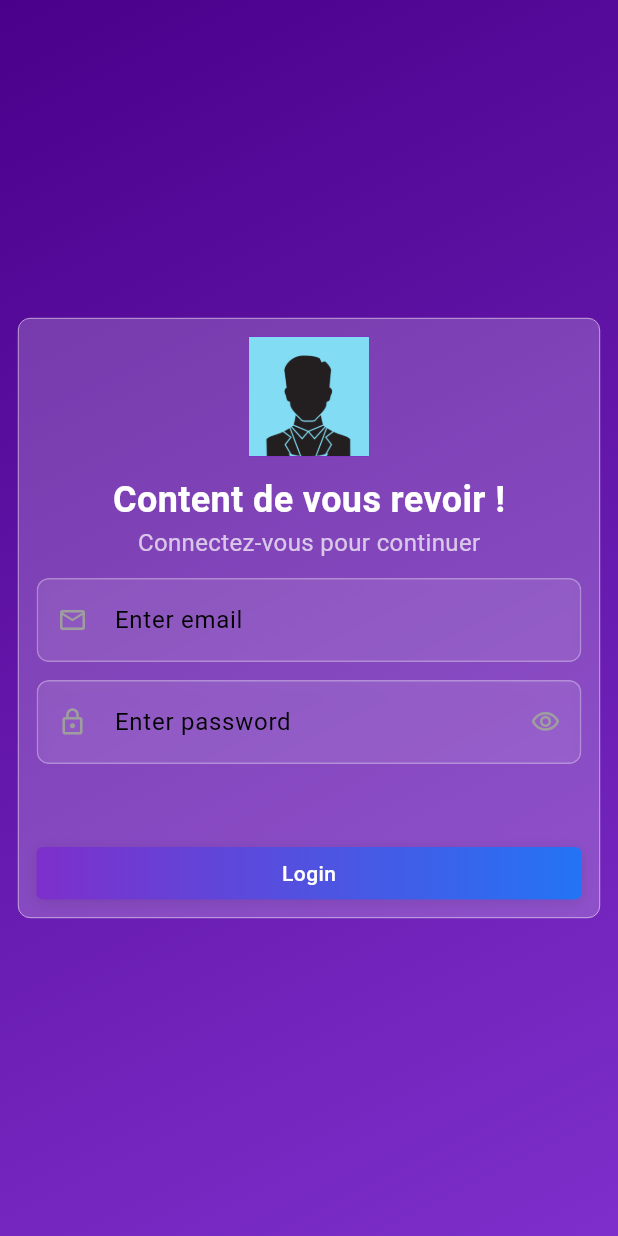
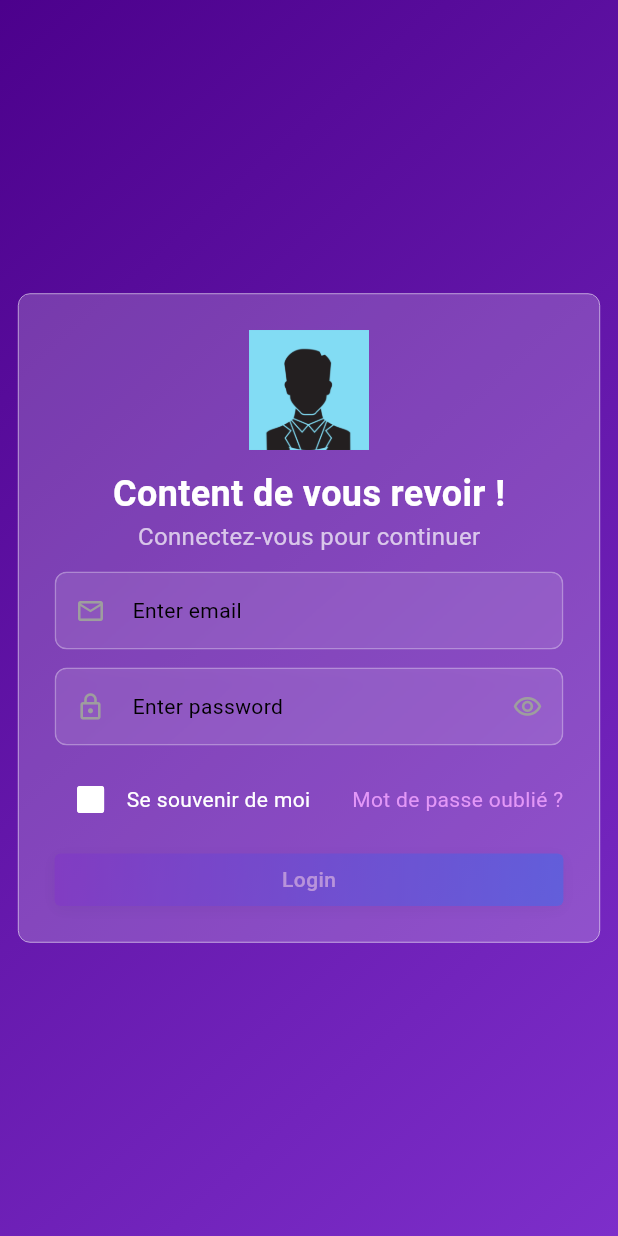
Before and after one commit to beyremagrebi/udemy-app-mobile, a Flutter app: the screen it shows after launch, on a phone screen of 412 x 824 dp. Run offline on Flutter 3.47's test engine with Material 3 defaults, Android fonts, the phone set to English and light mode, and no system bars; our stand-ins replace cached_network_image, flutter_spinkit, google_fonts.

Commit message:
addd login view and listener dynamic for gradent button when input invalid

```diff
--- a/lib/core/themes/app_gradient.dart
+++ b/lib/core/themes/app_gradient.dart
@@ -5,6 +5,7 @@ class AppGradients {
   static const LinearGradient surfaceGradient = LinearGradient(
     begin: Alignment.topLeft,
     end: Alignment.bottomRight,
+    transform: GradientRotation(50),
     colors: [
       AppColors.surfaceGradientStart,
       AppColors.surfaceGradientEnd,
--- a/lib/main.dart
+++ b/lib/main.dart
@@ -18,6 +18,7 @@ class MyApp extends StatelessWidget {
       debugShowCheckedModeBanner: false,
       title: 'Flutter Demo',
       theme: AppTheme.themeData,
+      themeMode: ThemeMode.system,
       home: const LoginView(),
     );
   }
--- a/lib/presentation/auth/login_view.dart
+++ b/lib/presentation/auth/login_view.dart
@@ -1,11 +1,9 @@
 import 'package:erudaxis/core/config/media/asset_image_widget.dart';
 import 'package:erudaxis/core/constants/assets.dart';
-import 'package:erudaxis/presentation/main/main_view.dart';
 import 'package:erudaxis/presentation/utils/app_scaffold.dart';
-import 'package:erudaxis/presentation/utils/navigator_utils.dart';
 import 'package:erudaxis/providers/auth/login_view_model.dart';
-import 'package:erudaxis/widgets/common/form/input_text.dart';
-import 'package:erudaxis/widgets/common/gradient_button.dart';
+import 'package:erudaxis/widgets/auth/login_form.dart';
+import 'package:erudaxis/widgets/auth/welcome_login.dart';
 import 'package:flutter/material.dart';
 import 'package:provider/provider.dart';
 
@@ -26,7 +24,6 @@ class LoginView extends StatelessWidget {
               children: [
                 Container(
                   margin: Dimensions.paddingAllMedium,
-                  height: 400,
                   width: double.maxFinite,
                   decoration: BoxDecoration(
                     border: Border.all(color: Colors.white, width: 0.4),
@@ -35,69 +32,22 @@ class LoginView extends StatelessWidget {
                   child: Card(
                     elevation: 0,
                     child: Padding(
-                        padding: Dimensions.paddingAllMedium,
+                      padding: Dimensions.paddingAllHuge,
                       child: Column(
                         children: [
                           const AssetsImageWidget(
                             imageFileName: Assets.defaultMaleAvatar,
                           ),
                           Dimensions.heightMedium,
-                            const Text(
-                              'Content de vous revoir !',
-                              style: TextStyle(
-                                fontSize: 24,
-                                fontWeight: FontWeight.bold,
-                                color: Colors.white,
-                              ),
-                            ),
-                            const Text(
-                              'Connectez-vous pour continuer',
-                              style: TextStyle(
-                                fontSize: 16,
-                                color: Colors.white70,
-                              ),
-                            ),
+                          const WelcomeLogin(),
                           Dimensions.heightMedium,
-                            const InputText(
-                              hintText: 'Enter email',
-                              prefixIcon: Icon(
-                                Icons.email_outlined,
-                                color: Colors.grey,
-                                size: 20,
-                              ),
-                            ),
-                            Dimensions.heightMedium,
-                            InputText(
-                              hintText: 'Enter password',
-                              keyboardType: TextInputType.visiblePassword,
-                              obscureText: viewModel.securePassword,
-                              suffixIcon: IconButton(
-                                onPressed: () {
-                                  viewModel.toggleVisibility();
-                                },
-                                icon: const Icon(
-                                  Icons.visibility_outlined,
-                                  size: 20,
-                                  color: Colors.grey,
-                                ),
-                              ),
-                              prefixIcon: const Icon(
-                                Icons.lock_outlined,
-                                size: 20,
-                                color: Colors.grey,
-                              ),
-                            ),
-                            const Expanded(child: Dimensions.heightMedium),
-                            GradientButton(
-                              width: double.maxFinite,
-                              text: 'Login',
-                              onPressed: () {
-                                navigateTo(context, const MainView());
-                              },
+                          LoginForm(
+                            viewModel: viewModel,
                           )
                         ],
                       ),
-                      )),
+                    ),
+                  ),
                 )
               ],
             ),
--- a/lib/providers/auth/login_view_model.dart
+++ b/lib/providers/auth/login_view_model.dart
@@ -1,8 +1,40 @@
 import 'package:erudaxis/providers/base_view_model.dart';
+import 'package:flutter/material.dart';
 
 class LoginViewModel extends BaseViewModel {
+  final TextEditingController emailController = TextEditingController();
+  final TextEditingController passwordController = TextEditingController();
+
   bool securePassword = true;
-  LoginViewModel(super.context);
+  bool isDisabled = true;
+  bool? rememberMe = false;
+
+  LoginViewModel(super.context) {
+    emailController.addListener(checkInput);
+    passwordController.addListener(checkInput);
+  }
+
+  void checkInput() {
+    bool isValid =
+        emailController.text.isNotEmpty && passwordController.text.isNotEmpty;
+
+    if (isDisabled == isValid) {
+      isDisabled = !isValid;
+      update();
+    }
+  }
+
+  @override
+  void dispose() {
+    emailController.dispose();
+    passwordController.dispose();
+    super.dispose();
+  }
+
+  void toggleRemmeber(bool? value) {
+    rememberMe = value;
+    update();
+  }
 
   void toggleVisibility() {
     securePassword = !securePassword;
--- /dev/null
+++ b/lib/widgets/auth/login_footer_row.dart
@@ -0,0 +1,54 @@
+import 'package:flutter/material.dart';
+
+import '../../providers/auth/login_view_model.dart';
+
+class LoginFooterRow extends StatelessWidget {
+  final LoginViewModel viewModel;
+  const LoginFooterRow({
+    super.key,
+    required this.viewModel,
+  });
+
+  @override
+  Widget build(BuildContext context) {
+    return Row(
+      mainAxisAlignment: MainAxisAlignment.spaceBetween,
+      children: [
+        // Remember me checkbox with text
+        Row(
+          children: [
+            Checkbox(
+              value: viewModel.rememberMe,
+              onChanged: (bool? value) {
+                viewModel.toggleRemmeber(value);
+              },
+              checkColor: const Color(0xFF8B4A9C),
+              fillColor: WidgetStateProperty.all(Colors.white),
+              side: const BorderSide(color: Colors.white, width: 2),
+            ),
+            Text(
+              'Se souvenir de moi',
+              style: Theme.of(context).textTheme.bodyMedium?.copyWith(
+                    color: Colors.white,
+                    fontSize: 14,
+                    fontWeight: FontWeight.w400,
+                  ),
+            ),
+          ],
+        ),
+        // Forgot password link
+        GestureDetector(
+          onTap: () {},
+          child: Text(
+            'Mot de passe oublié ?',
+            style: Theme.of(context).textTheme.bodyMedium?.copyWith(
+                  color: const Color.fromARGB(255, 227, 151, 247),
+                  fontSize: 14,
+                  fontWeight: FontWeight.w400,
+                ),
+          ),
+        ),
+      ],
+    );
+  }
+}
--- /dev/null
+++ b/lib/widgets/auth/login_form.dart
@@ -0,0 +1,69 @@
+import 'package:erudaxis/providers/auth/login_view_model.dart';
+import 'package:flutter/material.dart';
+
+import '../../core/styles/dimensions.dart';
+import '../../presentation/main/main_view.dart';
+import '../../presentation/utils/navigator_utils.dart';
+import '../common/form/input_text.dart';
+import '../common/gradient_button.dart';
+import 'login_footer_row.dart';
+
+class LoginForm extends StatelessWidget {
+  final LoginViewModel viewModel;
+  const LoginForm({
+    super.key,
+    required this.viewModel,
+  });
+
+  @override
+  Widget build(BuildContext context) {
+    return Column(
+      children: [
+        InputText(
+          controller: viewModel.emailController,
+          hintText: 'Enter email',
+          prefixIcon: const Icon(
+            Icons.email_outlined,
+            color: Colors.grey,
+            size: 20,
+          ),
+        ),
+        Dimensions.heightMedium,
+        InputText(
+          controller: viewModel.passwordController,
+          hintText: 'Enter password',
+          keyboardType: TextInputType.visiblePassword,
+          obscureText: viewModel.securePassword,
+          suffixIcon: IconButton(
+            onPressed: () {
+              viewModel.toggleVisibility();
+            },
+            icon: const Icon(
+              Icons.visibility_outlined,
+              size: 20,
+              color: Colors.grey,
+            ),
+          ),
+          prefixIcon: const Icon(
+            Icons.lock_outlined,
+            size: 20,
+            color: Colors.grey,
+          ),
+        ),
+        Dimensions.heightMedium,
+        LoginFooterRow(
+          viewModel: viewModel,
+        ),
+        Dimensions.heightMedium,
+        GradientButton(
+          width: double.maxFinite,
+          text: 'Login',
+          isDisabled: viewModel.isDisabled,
+          onPressed: () {
+            navigateTo(context, const MainView());
+          },
+        )
+      ],
+    );
+  }
+}
--- /dev/null
+++ b/lib/widgets/auth/welcome_login.dart
@@ -0,0 +1,28 @@
+import 'package:flutter/material.dart';
+
+class WelcomeLogin extends StatelessWidget {
+  const WelcomeLogin({super.key});
+
+  @override
+  Widget build(BuildContext context) {
+    return const Column(
+      children: [
+        Text(
+          'Content de vous revoir !',
+          style: TextStyle(
+            fontSize: 24,
+            fontWeight: FontWeight.bold,
+            color: Colors.white,
+          ),
+        ),
+        Text(
+          'Connectez-vous pour continuer',
+          style: TextStyle(
+            fontSize: 16,
+            color: Colors.white70,
+          ),
+        ),
+      ],
+    );
+  }
+}
--- a/lib/widgets/common/form/input_text.dart
+++ b/lib/widgets/common/form/input_text.dart
@@ -57,18 +57,16 @@ class InputText extends StatelessWidget {
           onSubmitted: onSubmitted,
           onEditingComplete: onEditingComplete,
           enabled: enabled,
-          style: const TextStyle(
-            color: Colors.white,
-            fontSize: 16,
-          ),
+          style: Theme.of(context).textTheme.bodyMedium?.copyWith(),
           cursorColor: Colors.white,
           decoration: InputDecoration(
             hintText: hintText,
             prefixIcon: prefixIcon,
             suffixIcon: suffixIcon,
-
+            isDense: true,
+            isCollapsed: true,
             filled: true,
-            fillColor: Colors.white.withOpacity(0.1), // Frosted glass look
+            fillColor: Colors.white.withOpacity(0.1),
             contentPadding: Dimensions.paddingAllLarge,
             enabledBorder: OutlineInputBorder(
               borderRadius: Dimensions.smallBorderRadius,
--- a/lib/widgets/common/gradient_button.dart
+++ b/lib/widgets/common/gradient_button.dart
@@ -7,26 +7,29 @@ class GradientButton extends StatelessWidget {
   final VoidCallback? onPressed;
   final double width;
   final double height;
+  final bool isDisabled;
 
   const GradientButton({
     super.key,
     required this.text,
     this.onPressed,
+    this.isDisabled = false,
     this.width = 300,
     this.height = 35,
   });
 
   @override
   Widget build(BuildContext context) {
-    return Container(
+    return Opacity(
+      opacity: isDisabled ? 0.4 : 1,
+      child: Container(
         width: width,
         height: height,
         decoration: BoxDecoration(
           gradient: const LinearGradient(
             colors: [
               AppColors.surfaceGradientEnd,
-// Purple
-            Color.fromARGB(255, 35, 116, 245), // Blue
+              Color.fromARGB(255, 35, 116, 245),
             ],
             begin: Alignment.centerLeft,
             end: Alignment.centerRight,
@@ -43,7 +46,7 @@ class GradientButton extends StatelessWidget {
         child: Material(
           color: Colors.transparent,
           child: InkWell(
-          onTap: onPressed,
+            onTap: isDisabled ? null : onPressed,
             borderRadius: Dimensions.smallBorderRadius,
             child: Center(
               child: Text(
@@ -57,6 +60,7 @@ class GradientButton extends StatelessWidget {
             ),
           ),
         ),
+      ),
     );
   }
 }
```
Lines whose indentation alone changed are shown as unchanged.
